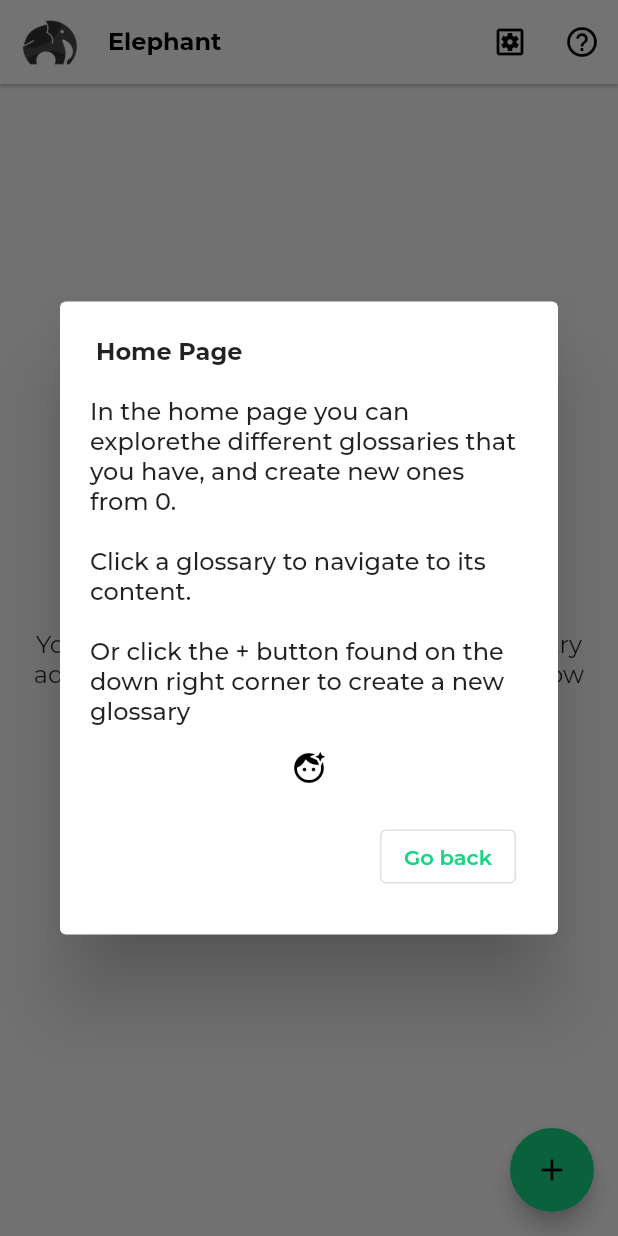
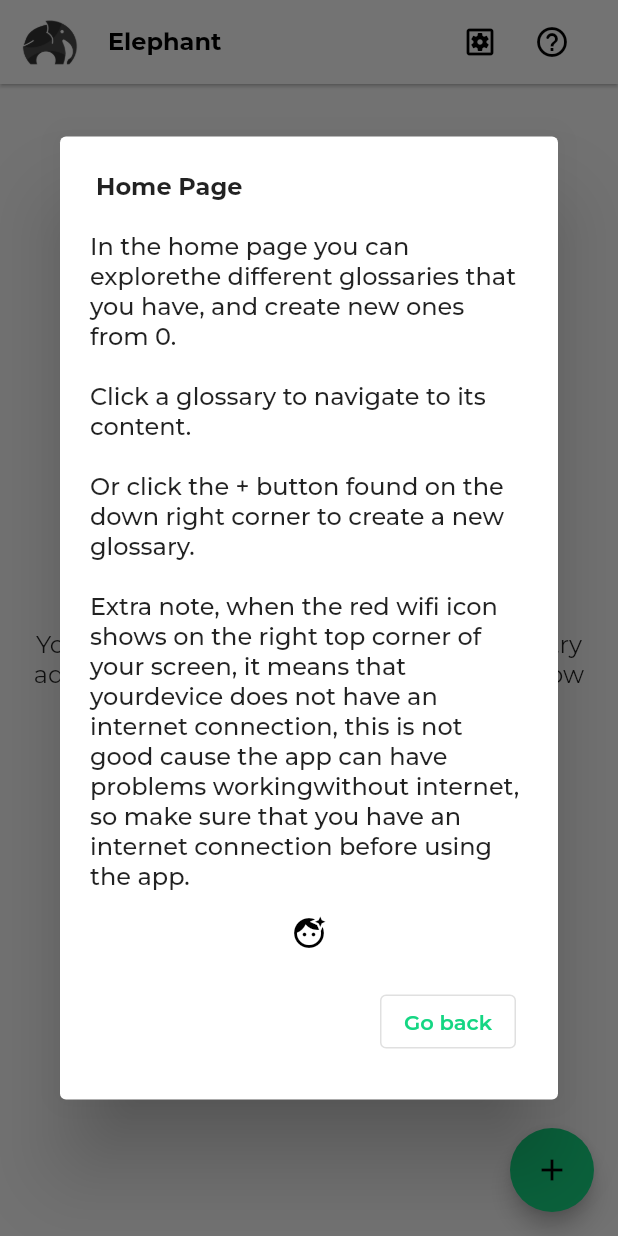
Before and after one commit to knotfold/elephant, a Flutter app: the screen it shows after launch, after a tap on the "help outline" icon, on a phone screen of 412 x 824 dp. Run offline on Flutter 3.47's test engine with Material 2 defaults, Android fonts, the phone set to English and light mode, and no system bars; our stand-ins replace cloud_firestore, connectivity_plus, firebase_core, flutter_slidable, fluttertoast, google_fonts and 1 more; missing offline and left inert: bottom_bar_with_sheet; accounts and stored records are empty.

Commit message:
Last commit before getting to expansion overhaul
:diamond_shape_with_a_dot_inside: This commit contains the last version of the app that is suitable for single use, since it has no users or profiles or ways to share the data the only person that can benefit from this is me.

:diamond_shape_with_a_dot_inside:  New features:

:100: Now the app uses verbs with verbs. nouns with nouns and etc, basically it matches the answers type with the term type so when they get displayed  in the multiple option exam they are more difficult to select.
:100: Uses a new logic that updates when someone in the group is in an exam or when it went out, this is important cause this feature allows the app to prevent changes when they are not desired.
:100: Added a new feature that lets the user know when the app does not have a connection to the internet, this is with the objective of not losing changes or data that could get lost if it is modified while the internet connection is not available, to be honest i don't know how useful it would be in the future but i think it is a nice touch and maybe making it a bit more clear to the user without it being to invasive would be a cool idea for future updates.
:100: Added a paste button next to the answer input text file in the edit/add term dialog, this is good cause now you can straight up copy the translation from google translate or another app and paste it easily with the button.
:100: The exam settings page looks a bit better now since it got rearranged, it is not a huge change and it could be better but at least is clear.

:diamond_shape_with_a_dot_inside:  Bugs & problems:
:bug: There was an error on the number displayed next to the term when they were ordered by date added cause it was displaying the number 0 as the number of the first entry and it should have always been the number 1 instead. now it show the order correctly.
:bug: After a difficult term exam, the difficult term list was not being updated automatically, this was fixed by just doing a doble navigation pop before navigating to the difficult term exam, this might not be the best way for solving the problem but it doe give me the result i want.
:bug: Some titles are looking gray instead of the predetermined black /white color of the theme, this sucks a lot and idk how to fix it so for now i just used the textstyle widget on the widgets that needed it (only 1 lol).

```diff
--- a/lib/main.dart
+++ b/lib/main.dart
@@ -1,3 +1,4 @@
+import 'package:connectivity_plus/connectivity_plus.dart';
 import 'package:elephant/pages/difficult_terms.dart';
 import 'package:elephant/pages/exam_results.dart';
 import 'package:elephant/pages/pages.dart';
@@ -11,6 +12,7 @@ import 'services/services.dart';
 //the main is where eeverything in the app starts
 void main() async {
   WidgetsFlutterBinding.ensureInitialized();
+
   //this is important cause it initializes the firebase app, since it is the database it is crucial for this to be executed
   FirebaseApp app = await Firebase.initializeApp();
   runApp(
--- a/lib/pages/home.dart
+++ b/lib/pages/home.dart
@@ -1,4 +1,9 @@
+import 'dart:async';
+import 'dart:ui';
+
 import 'package:cloud_firestore/cloud_firestore.dart';
+import 'package:connectivity_plus/connectivity_plus.dart';
+import 'package:elephant/pages/pages.dart';
 import 'package:elephant/shared/widgets.dart';
 import 'package:flutter/material.dart';
 import 'package:elephant/shared/shared.dart';
@@ -15,11 +20,30 @@ class Home extends StatefulWidget {
 
 //the home page is in charge of displaying all the glossaries ina grid view
 class _HomeState extends State<Home> {
+  final Stream<QuerySnapshot> _glossaryStream =
+      FirebaseFirestore.instance.collection('glossaries').snapshots();
+
   @override
   Widget build(BuildContext context) {
+    Controller controller = Provider.of<Controller>(context);
     //stream of all the glossaries
-    final Stream<QuerySnapshot> _glossaryStream =
-        FirebaseFirestore.instance.collection('glossaries').snapshots();
+
+    return StreamBuilder(
+        stream: Connectivity().onConnectivityChanged,
+        builder: (context, AsyncSnapshot<ConnectivityResult> snapshot) {
+          print(snapshot.data);
+          if (snapshot.data != ConnectivityResult.wifi &&
+              snapshot.data != ConnectivityResult.mobile) {
+            if (!controller.firstConnectionTick) {
+              controller.firstConnectionTick = true;
+            } else {
+              controller.internetConnection = false;
+
+              // Navigator.of(context).popUntil(ModalRoute.withName('/'));
+            }
+          } else {
+            controller.internetConnection = true;
+          }
 
           return Scaffold(
             //floating action button that shows a dialog to add a new glossary
@@ -32,6 +56,7 @@ class _HomeState extends State<Home> {
             appBar: myAppBar(context: context, type: 'home'),
             body: HomeBodyWidget(glossaryStream: _glossaryStream),
           );
+        });
   }
 
   Future<dynamic> dialogNewGlossary(BuildContext context) {
@@ -56,6 +81,7 @@ class HomeBodyWidget extends StatelessWidget {
 
   @override
   Widget build(BuildContext context) {
+    Controller controller = Provider.of(context);
     return Container(
       padding: const EdgeInsets.all(5),
       //streambuilder that monitors all the glossaries
@@ -63,7 +89,9 @@ class HomeBodyWidget extends StatelessWidget {
         stream: _glossaryStream,
         builder: (context, snapshot) {
           //if the snapshot has an error it displays an error widget
+
           if (snapshot.hasError) {
+            print(snapshot.error);
             return const ErrorConnection();
           }
 
@@ -233,7 +261,7 @@ class _DialogAddNewGlossaryState extends State<DialogAddNewGlossary> {
                                         Navigator.of(context).pop();
                                         Fluttertoast.showToast(
                                             msg:
-                                                'Error adding the glossary, check your connection',
+                                                'Error adding the glossary, check your internet connection',
                                             toastLength: Toast.LENGTH_LONG);
                                       },
                                     );
--- a/lib/pages/pages.dart
+++ b/lib/pages/pages.dart
@@ -8,3 +8,4 @@ export 'settings_page.dart';
 export 'start_page.dart';
 export 'widget_tester_page.dart';
 export 'exam_settings_page.dart';
+export 'no_connectivity_app.dart';
--- a/lib/pages/start_page.dart
+++ b/lib/pages/start_page.dart
@@ -18,6 +18,7 @@ class _StartPageState extends State<StartPage> {
   Widget build(BuildContext context) {
     Controller controller = Provider.of<Controller>(context);
     final textTheme = Theme.of(context).textTheme.headline2;
+    print('we got to the starter page :)');
     return Scaffold(
       body: SizedBox(
         //makes the width of the page the width of the screen
@@ -66,7 +67,7 @@ class _StartPageState extends State<StartPage> {
       //this just detects if this action has been execuded previously
       if (!controller.navigateToHomeExecuted) {
         controller.navigateToHomeExecuted = true;
-        Navigator.of(context).pushReplacementNamed('/');
+        Navigator.of(context).pop();
       }
       // controller.notifyNoob();
     });
--- a/lib/services/services.dart
+++ b/lib/services/services.dart
@@ -3,3 +3,5 @@ export 'controller.dart';
 export 'models.dart';
 export 'custom_search_delegate.dart';
 export 'string_extension.dart';
+export 'connectionStatusSingleton.dart';
+export 'myConnectivity.dart';
--- a/lib/shared/tutorials.dart
+++ b/lib/shared/tutorials.dart
@@ -14,7 +14,10 @@ class TutorialHome extends StatelessWidget {
         const Text('In the home page you can explore'
             'the different glossaries that you have, and create new ones from 0. \n\n'
             'Click a glossary to navigate to its content. \n\n'
-            'Or click the + button found on the down right corner to create a new glossary'),
+            'Or click the + button found on the down right corner to create a new glossary. \n\n'
+            'Extra note, when the red wifi icon shows on the right top corner of your screen, it means that your'
+            'device does not have an internet connection, this is not good cause the app can have problems working'
+            'without internet, so make sure that you have an internet connection before using the app.'),
         const SizedBox(height: 15),
         const Icon(Icons.face_retouching_natural),
         const SizedBox(height: 15),
--- a/lib/shared/widgets.dart
+++ b/lib/shared/widgets.dart
@@ -102,6 +102,18 @@ AppBar myAppBar(
             showDialog(context: context, builder: (context) => toShowDialog);
           },
           icon: const Icon(Icons.help_outline_rounded)),
+      SizedBox(
+        width: 10,
+      ),
+      controller.internetConnection
+          ? Container()
+          : Icon(
+              Icons.wifi_off,
+              color: Colors.red,
+            ),
+      SizedBox(
+        width: 10,
+      ),
     ],
   );
 }
@@ -116,6 +128,7 @@ navigateToDifficultExam(
   controller.resetControllerVars();
 
   controller.generateDifficultTermList();
+  Navigator.of(context).pop();
   Navigator.of(context).pop();
   Navigator.of(context).pushNamed(ExamPage.routeName,
       arguments: ExamArguments(
@@ -170,7 +183,7 @@ class ListTileTerm extends StatelessWidget {
       leading: Text(
         controller.orderAlphabetically
             ? term.term.characters.first
-            : term.listIndex.toString(),
+            : (term.listIndex + 1).toString(),
       ),
       title: Text(term.term),
       subtitle: Text(term.answer),
@@ -250,6 +263,8 @@ class GlossaryCard extends StatelessWidget {
   @override
   Widget build(BuildContext context) {
     Controller controller = Provider.of(context);
+    ColorScheme colorScheme = Theme.of(context).colorScheme;
+
     return GestureDetector(
       onTap: () {
         controller.useFavoriteTerms = false;
@@ -258,7 +273,8 @@ class GlossaryCard extends StatelessWidget {
         Navigator.of(context).pushNamed('/glossaryPage');
       },
       child: Card(
-        elevation: 5,
+        color: colorScheme.background,
+        elevation: 0,
         child: Padding(
           padding: const EdgeInsets.all(8.0),
           child: Column(
@@ -275,6 +291,8 @@ class GlossaryCard extends StatelessWidget {
               ),
               Flexible(
                 child: Container(
+                  height: 50,
+                  width: 150,
                   padding: const EdgeInsets.all(5),
                   decoration: BoxDecoration(
                     color: Theme.of(context).colorScheme.secondary,
--- a/lib/themes/app_main_theme.dart
+++ b/lib/themes/app_main_theme.dart
@@ -245,6 +245,7 @@ class GalleryThemeData {
       fontWeight: _bold,
       fontSize: 20.0,
     ),
+    headline3: GoogleFonts.montserrat(fontWeight: _regular, fontSize: 24.0),
     caption: GoogleFonts.oswald(fontWeight: _semiBold, fontSize: 16.0),
     headline5: GoogleFonts.oswald(fontWeight: _medium, fontSize: 17.0),
     subtitle1: GoogleFonts.montserrat(fontWeight: _medium, fontSize: 16.0),
--- a/pubspec.yaml
+++ b/pubspec.yaml
@@ -44,6 +44,9 @@ dependencies:
   flutter_slidable: ^0.6.0
   bottom_bar_with_sheet: ^2.0.1
   firebase_crashlytics: ^2.2.2
+  connectivity_plus: ^2.2.1
+  firebase_auth: ^3.3.8
+  flutter_facebook_auth: ^4.1.1
   # flutter_launcher_icons: ^0.9.2
 
 
```
Also changed, not shown: lib/pages/exam.dart (+7 -3 lines), lib/pages/exam_settings_page.dart (+20 -10 lines), lib/pages/glossary.dart (+37 -9 lines), lib/pages/no_connectivity_app.dart (added, +51 -0 lines), lib/pages/theme_chooser_page.dart (+6 -1 lines), lib/pages/widget_tester_page.dart (+36 -26 lines), lib/services/connectionStatusSingleton.dart (added, +66 -0 lines), lib/services/controller.dart (+67 -1 lines), lib/services/myConnectivity.dart (added, +35 -0 lines), pubspec.lock, 2 other files. Lines whose indentation alone changed are shown as unchanged.
